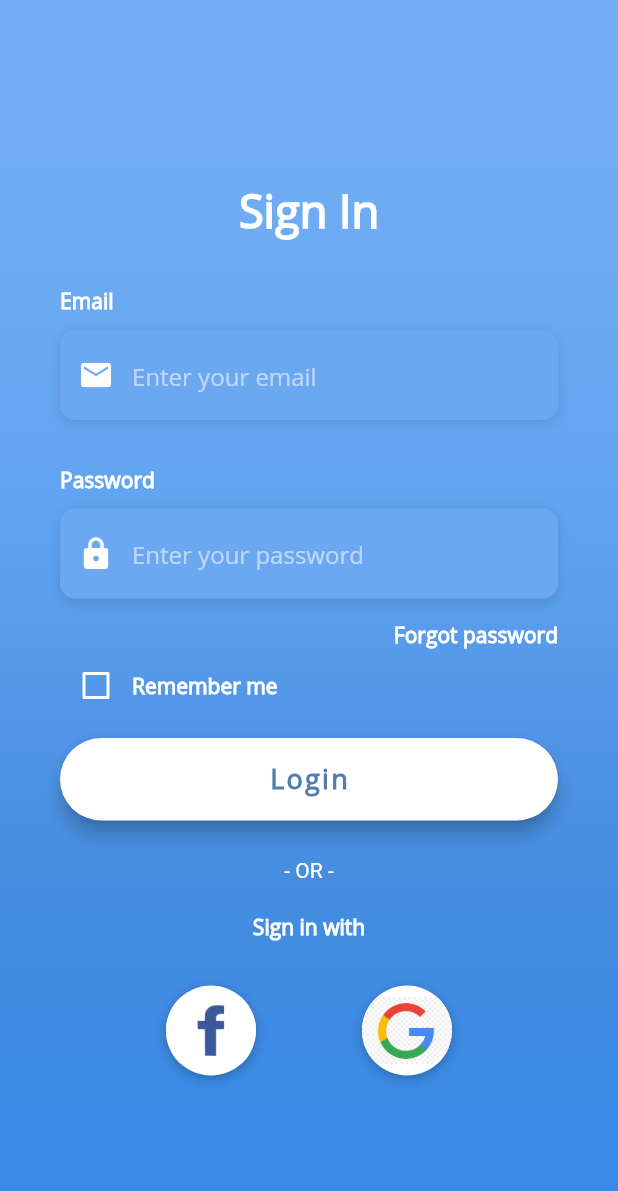
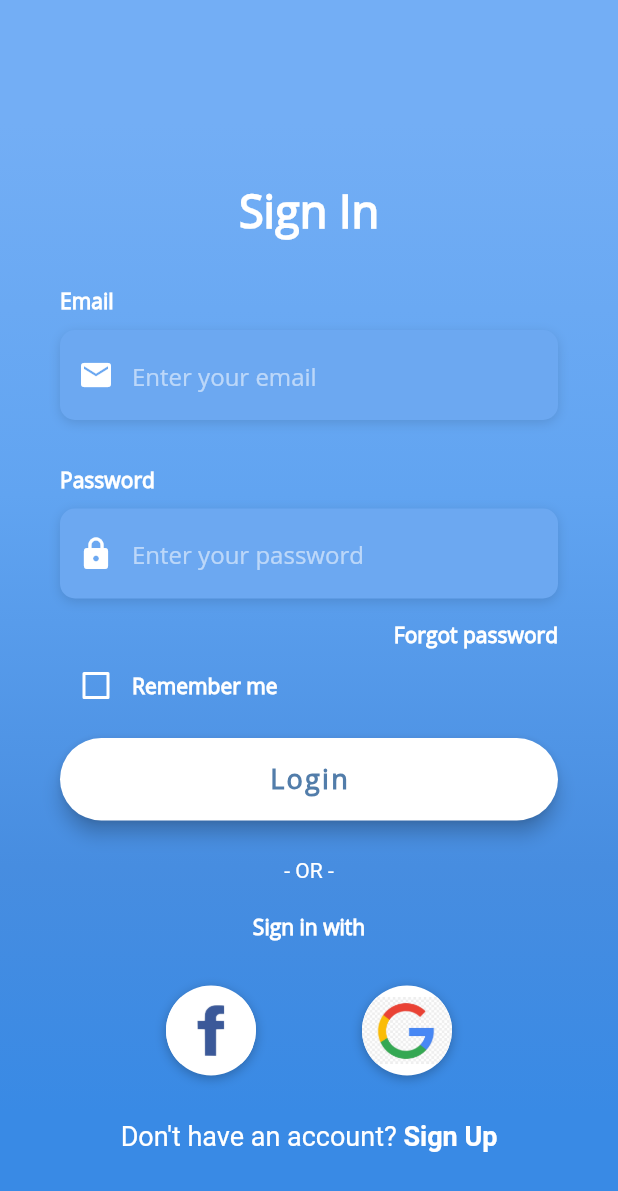
Before and after one commit to RaynaldiST/flutter_lesson, a Flutter app: the screen it shows after launch, on a phone screen of 412 x 824 dp. Shown: the top 1191 px of the screen. Run offline on Flutter 3.47's test engine with Material 2 defaults, Android fonts, the phone set to English and light mode, and no system bars.

Commit message:
Update: Lesson 2 Login

```diff
--- a/lesson_2/lib/views/Login.dart
+++ b/lesson_2/lib/views/Login.dart
@@ -68,6 +68,7 @@ class _LoginScreenState extends State<Login> {
                       _buildLoginBtn(),
                       _buildSignInWithText(),
                       _buildSocialBtnRow(),
+                      _buildSignupBtn(),
                     ],
                   ),
                 ),
@@ -272,5 +273,33 @@ class _LoginScreenState extends State<Login> {
     );
   }
 
+  Widget _buildSignupBtn() {
+    return GestureDetector(
+      onTap: () => print('Sign up button pressed'),
+      child: RichText(
+        text: TextSpan(
+          children: [
+            TextSpan(
+              text: 'Don\'t have an account? ',
+              style: TextStyle(
+                color: Colors.white,
+                fontSize: 18.0,
+                fontWeight: FontWeight.w400
+              ),
+            ),
+            TextSpan(
+              text: "Sign Up",
+              style: TextStyle(
+                color: Colors.white,
+                fontSize: 18.0,
+                fontWeight: FontWeight.bold
+              ),
+            ),
+          ],
+        ),
+      ),
+    );
+  }
+
 
 }
```
